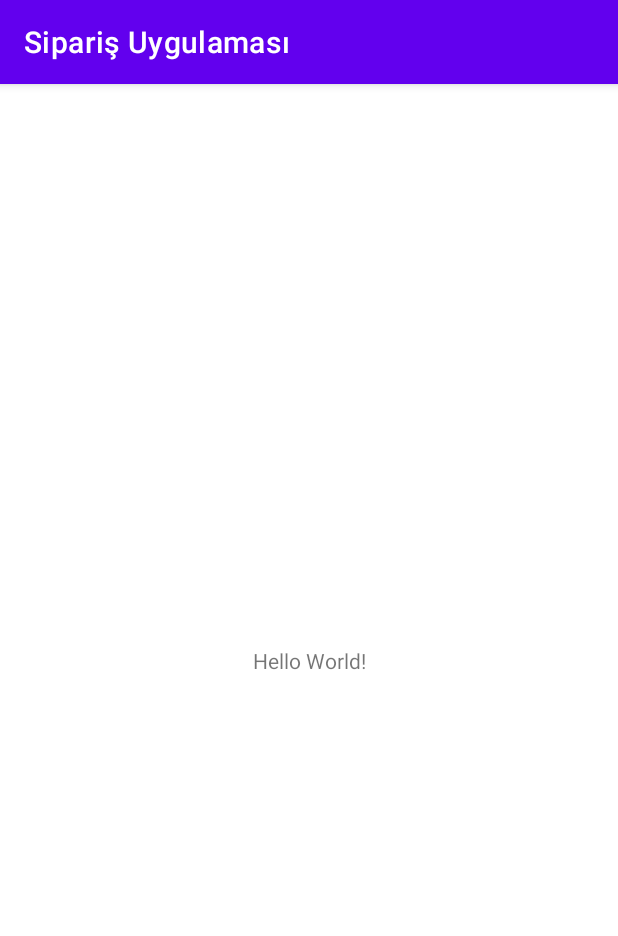
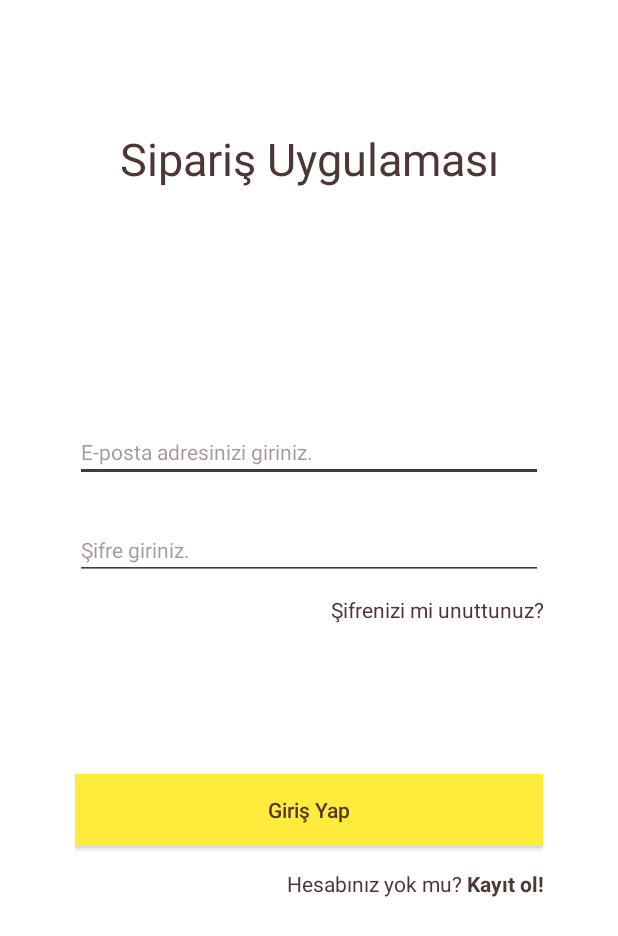
Before and after one commit to Dactarium/Okul-proje-mobil, an Android app: the screen it shows after launch (MainActivity before the commit, LoginScreen after it), on a phone screen of 412 x 824 dp. Shown: the top 936 px of the screen. Run offline under Robolectric (Android 15) with nearby library versions, the phone set to English and light mode, and no system bars.

Commit message:
Design update
+Login screen designed
+Added colors and strings
+Created Launch and login screen activity

```diff
--- a/app/src/main/AndroidManifest.xml
+++ b/app/src/main/AndroidManifest.xml
@@ -9,12 +9,14 @@
         android:roundIcon="@mipmap/ic_launcher_round"
         android:supportsRtl="true"
         android:theme="@style/Theme.SiparişUygulaması">
-        <activity android:name=".MainActivity">
+        <activity android:name=".launch.LoginScreen" />
+        <activity android:name=".launch.LaunchScreen">
             <intent-filter>
                 <action android:name="android.intent.action.MAIN" />
 
                 <category android:name="android.intent.category.LAUNCHER" />
-            </intent-filter>
+            </intent-filter></activity>
+        <activity android:name=".MainActivity">
         </activity>
     </application>
 
--- /dev/null
+++ b/app/src/main/java/com/eren/siparisuygulamasi/launch/LaunchScreen.java
@@ -0,0 +1,20 @@
+package com.eren.siparisuygulamasi.launch;
+
+import androidx.appcompat.app.AppCompatActivity;
+
+import android.content.Intent;
+import android.os.Bundle;
+
+import com.eren.siparisuygulamasi.R;
+
+public class LaunchScreen extends AppCompatActivity {
+
+    @Override
+    protected void onCreate(Bundle savedInstanceState) {
+        super.onCreate(savedInstanceState);
+        setContentView(R.layout.activity_launch_screen);
+
+        startActivity(new Intent(getApplicationContext(), LoginScreen.class));
+        finish();
+    }
+}
--- /dev/null
+++ b/app/src/main/java/com/eren/siparisuygulamasi/launch/LoginScreen.java
@@ -0,0 +1,16 @@
+package com.eren.siparisuygulamasi.launch;
+
+import androidx.appcompat.app.AppCompatActivity;
+
+import android.os.Bundle;
+
+import com.eren.siparisuygulamasi.R;
+
+public class LoginScreen extends AppCompatActivity {
+
+    @Override
+    protected void onCreate(Bundle savedInstanceState) {
+        super.onCreate(savedInstanceState);
+        setContentView(R.layout.activity_login_screen);
+    }
+}
--- /dev/null
+++ b/app/src/main/res/drawable/placeholder.xml
@@ -0,0 +1,5 @@
+<?xml version="1.0" encoding="utf-8"?>
+<shape xmlns:android="http://schemas.android.com/apk/res/android" android:shape="rectangle" >
+    <size android:width="2dp" />
+    <solid android:color="@color/text_color"/>
+</shape>
--- /dev/null
+++ b/app/src/main/res/drawable/select_handle.xml
@@ -0,0 +1,4 @@
+<vector android:height="24dp" android:viewportHeight="374.8"
+    android:viewportWidth="374.8" android:width="24dp" xmlns:android="http://schemas.android.com/apk/res/android">
+    <path android:fillColor="@color/text_color" android:pathData="M211,27.6c-8.4,-10 -16.4,-19.2 -23.6,-27.6c-7.2,8.8 -15.2,18 -23.6,27.6C113,86 43,167.2 43,230.4c0,40 16,76 42.4,102c26,26 62,42.4 102,42.4s76,-16 102,-42.4c26,-26 42.4,-62.4 42.4,-102C331.8,167.2 261.8,86.4 211,27.6z"/>
+</vector>
--- /dev/null
+++ b/app/src/main/res/layout/activity_launch_screen.xml
@@ -0,0 +1,9 @@
+<?xml version="1.0" encoding="utf-8"?>
+<androidx.constraintlayout.widget.ConstraintLayout xmlns:android="http://schemas.android.com/apk/res/android"
+    xmlns:app="http://schemas.android.com/apk/res-auto"
+    xmlns:tools="http://schemas.android.com/tools"
+    android:layout_width="match_parent"
+    android:layout_height="match_parent"
+    tools:context=".launch.LaunchScreen">
+
+</androidx.constraintlayout.widget.ConstraintLayout>
--- /dev/null
+++ b/app/src/main/res/layout/activity_login_screen.xml
@@ -0,0 +1,120 @@
+<?xml version="1.0" encoding="utf-8"?>
+<androidx.constraintlayout.widget.ConstraintLayout xmlns:android="http://schemas.android.com/apk/res/android"
+    xmlns:app="http://schemas.android.com/apk/res-auto"
+    xmlns:tools="http://schemas.android.com/tools"
+    android:layout_width="match_parent"
+    android:layout_height="match_parent"
+    android:background="@color/white"
+    tools:context=".launch.LoginScreen">
+
+    <TextView
+        android:id="@+id/login_title"
+        android:layout_width="wrap_content"
+        android:layout_height="wrap_content"
+        android:layout_marginTop="85dp"
+        android:text="@string/app_name"
+        android:textColor="@color/text_color"
+        android:textSize="30sp"
+        app:layout_constraintEnd_toEndOf="parent"
+        app:layout_constraintStart_toStartOf="parent"
+        app:layout_constraintTop_toTopOf="parent" />
+
+    <androidx.constraintlayout.widget.ConstraintLayout
+        android:id="@+id/signin"
+        android:layout_width="0dp"
+        android:layout_height="0dp"
+        android:layout_marginStart="50dp"
+        android:layout_marginTop="85dp"
+        android:layout_marginEnd="50dp"
+        android:layout_marginBottom="75dp"
+        android:visibility="visible"
+        app:layout_constraintBottom_toBottomOf="parent"
+        app:layout_constraintEnd_toEndOf="parent"
+        app:layout_constraintStart_toStartOf="parent"
+        app:layout_constraintTop_toBottomOf="@+id/login_title">
+
+        <TextView
+            android:id="@+id/text_signin_info"
+            android:layout_width="0dp"
+            android:layout_height="wrap_content"
+            android:layout_marginTop="25dp"
+            android:textAlignment="center"
+            android:textColor="@color/error_color"
+            app:layout_constraintEnd_toEndOf="parent"
+            app:layout_constraintStart_toStartOf="parent"
+            app:layout_constraintTop_toTopOf="parent" />
+
+        <EditText
+            android:id="@+id/input_email"
+            android:layout_width="0dp"
+            android:layout_height="wrap_content"
+            android:layout_marginTop="25dp"
+            android:backgroundTint="@color/text_color"
+            android:ems="10"
+            android:hint="E-posta adresinizi giriniz."
+            android:inputType="textEmailAddress"
+            android:textColor="@color/text_color"
+            android:textColorHint="@color/hint_text_color"
+            android:textSize="14sp"
+            app:layout_constraintEnd_toEndOf="parent"
+            app:layout_constraintStart_toStartOf="parent"
+            app:layout_constraintTop_toBottomOf="@+id/text_signin_info" />
+
+        <EditText
+            android:id="@+id/input_password"
+            android:layout_width="0dp"
+            android:layout_height="wrap_content"
+            android:layout_marginTop="25dp"
+            android:backgroundTint="@color/text_color"
+            android:ems="10"
+            android:hint="Şifre giriniz."
+            android:inputType="textPassword"
+            android:textColor="@color/text_color"
+            android:textColorHint="@color/hint_text_color"
+            android:textSize="14sp"
+            app:layout_constraintEnd_toEndOf="parent"
+            app:layout_constraintStart_toStartOf="parent"
+            app:layout_constraintTop_toBottomOf="@+id/input_email" />
+
+        <TextView
+            android:id="@+id/forgotPassword_text"
+            android:layout_width="0dp"
+            android:layout_height="wrap_content"
+            android:layout_marginTop="10dp"
+            android:text="Şifrenizi mi unuttunuz?"
+            android:textAlignment="textEnd"
+            android:textColor="@color/text_color"
+            android:textSize="14sp"
+            app:layout_constraintEnd_toEndOf="parent"
+            app:layout_constraintStart_toStartOf="parent"
+            app:layout_constraintTop_toBottomOf="@+id/input_password" />
+
+        <Button
+            android:id="@+id/button_signin"
+            android:layout_width="0dp"
+            android:layout_height="wrap_content"
+            android:layout_marginTop="100dp"
+            android:background="@color/button_color"
+            android:text="Giriş Yap"
+            android:textAllCaps="false"
+            android:textColor="@color/text_color"
+            android:textSize="14sp"
+            app:layout_constraintEnd_toEndOf="parent"
+            app:layout_constraintStart_toStartOf="parent"
+            app:layout_constraintTop_toBottomOf="@+id/forgotPassword_text" />
+
+        <TextView
+            android:id="@+id/signup_text"
+            android:layout_width="0dp"
+            android:layout_height="wrap_content"
+            android:layout_marginTop="15dp"
+            android:text="@string/singup_text"
+            android:textAlignment="textEnd"
+            android:textColor="@color/text_color"
+            android:textSize="14sp"
+            app:layout_constraintEnd_toEndOf="parent"
+            app:layout_constraintStart_toStartOf="parent"
+            app:layout_constraintTop_toBottomOf="@+id/button_signin" />
+    </androidx.constraintlayout.widget.ConstraintLayout>
+
+</androidx.constraintlayout.widget.ConstraintLayout>
--- a/app/src/main/res/values-night/themes.xml
+++ b/app/src/main/res/values-night/themes.xml
@@ -2,12 +2,12 @@
     <!-- Base application theme. -->
     <style name="Theme.SiparişUygulaması" parent="Theme.MaterialComponents.DayNight.DarkActionBar">
         <!-- Primary brand color. -->
-        <item name="colorPrimary">@color/purple_200</item>
-        <item name="colorPrimaryVariant">@color/purple_700</item>
+        <item name="colorPrimary">@color/black</item>
+        <item name="colorPrimaryVariant">@color/black</item>
         <item name="colorOnPrimary">@color/black</item>
         <!-- Secondary brand color. -->
-        <item name="colorSecondary">@color/teal_200</item>
-        <item name="colorSecondaryVariant">@color/teal_200</item>
+        <item name="colorSecondary">@color/black</item>
+        <item name="colorSecondaryVariant">@color/black</item>
         <item name="colorOnSecondary">@color/black</item>
         <!-- Status bar color. -->
         <item name="android:statusBarColor" tools:targetApi="l">?attr/colorPrimaryVariant</item>
--- a/app/src/main/res/values/colors.xml
+++ b/app/src/main/res/values/colors.xml
@@ -1,10 +1,10 @@
 <?xml version="1.0" encoding="utf-8"?>
 <resources>
-    <color name="purple_200">#FFBB86FC</color>
-    <color name="purple_500">#FF6200EE</color>
-    <color name="purple_700">#FF3700B3</color>
-    <color name="teal_200">#FF03DAC5</color>
-    <color name="teal_700">#FF018786</color>
     <color name="black">#FF000000</color>
     <color name="white">#FFFFFFFF</color>
+    <!-- custom color -->
+    <color name="text_color">#4E3634</color>
+    <color name="error_color">#A83030</color>
+    <color name="hint_text_color">#804E3634</color>
+    <color name="button_color">#FFEB3B</color>
 </resources>
--- a/app/src/main/res/values/strings.xml
+++ b/app/src/main/res/values/strings.xml
@@ -1,3 +1,4 @@
 <resources>
     <string name="app_name">Sipariş Uygulaması</string>
+    <string name="singup_text">Hesabınız yok mu? <b>Kayıt ol!</b></string>
 </resources>
--- a/app/src/main/res/values/themes.xml
+++ b/app/src/main/res/values/themes.xml
@@ -1,16 +1,22 @@
 <resources xmlns:tools="http://schemas.android.com/tools">
     <!-- Base application theme. -->
-    <style name="Theme.SiparişUygulaması" parent="Theme.MaterialComponents.DayNight.DarkActionBar">
+    <style name="Theme.SiparişUygulaması" parent="Theme.MaterialComponents.Light.NoActionBar.Bridge">
         <!-- Primary brand color. -->
-        <item name="colorPrimary">@color/purple_500</item>
-        <item name="colorPrimaryVariant">@color/purple_700</item>
-        <item name="colorOnPrimary">@color/white</item>
+        <item name="colorPrimary">@color/black</item>
+        <item name="colorPrimaryVariant">@color/black</item>
+        <item name="colorOnPrimary">@color/black</item>
         <!-- Secondary brand color. -->
-        <item name="colorSecondary">@color/teal_200</item>
-        <item name="colorSecondaryVariant">@color/teal_700</item>
+        <item name="colorSecondary">@color/black</item>
+        <item name="colorSecondaryVariant">@color/black</item>
         <item name="colorOnSecondary">@color/black</item>
         <!-- Status bar color. -->
-        <item name="android:statusBarColor" tools:targetApi="l">?attr/colorPrimaryVariant</item>
+        <item name="android:statusBarColor" tools:targetApi="l">@color/black</item>
         <!-- Customize your theme here. -->
+        <item name="android:textCursorDrawable">@drawable/placeholder</item>
+        <item name="android:textSelectHandle">@drawable/select_handle</item>
+        <item name="android:textSelectHandleLeft">@drawable/select_handle</item>
+        <item name="android:textSelectHandleRight">@drawable/select_handle</item>
     </style>
+
+
 </resources>
```
